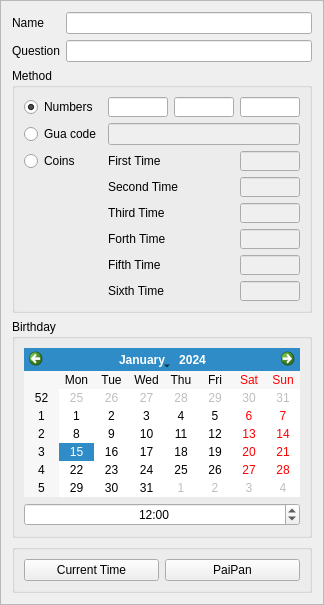
The window that UI/liuyaoppframe.ui (thuleqaid/paipan) describes before a commit, drawn with Qt 5.
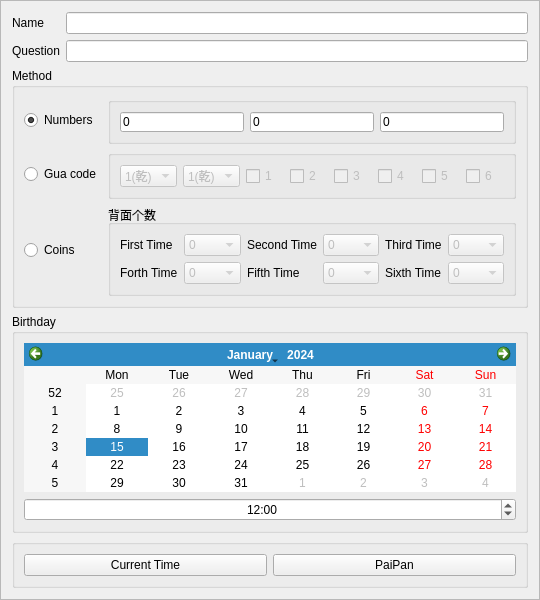
The same window after the commit.

```diff
--- a/UI/liuyaoppframe.ui
+++ b/UI/liuyaoppframe.ui
@@ -6,8 +6,8 @@
    <rect>
     <x>0</x>
     <y>0</y>
-    <width>317</width>
-    <height>580</height>
+    <width>540</width>
+    <height>542</height>
    </rect>
   </property>
   <property name="windowTitle">
@@ -110,34 +110,6 @@
       <string>Method</string>
      </property>
      <layout class="QGridLayout" name="gridLayout">
-      <item row="0" column="2">
-       <widget class="QLineEdit" name="edit_mtd12">
-        <property name="minimumSize">
-         <size>
-          <width>60</width>
-          <height>20</height>
-         </size>
-        </property>
-        <property name="maximumSize">
-         <size>
-          <width>16777215</width>
-          <height>16777215</height>
-         </size>
-        </property>
-        <property name="inputMethodHints">
-         <set>Qt::ImhNone</set>
-        </property>
-        <property name="inputMask">
-         <string>99999; </string>
-        </property>
-        <property name="text">
-         <string/>
-        </property>
-        <property name="maxLength">
-         <number>5</number>
-        </property>
-       </widget>
-      </item>
       <item row="1" column="0">
        <widget class="QRadioButton" name="radio_gua">
         <property name="text">
@@ -145,29 +117,13 @@
         </property>
        </widget>
       </item>
-      <item row="2" column="0">
+      <item row="5" column="0">
        <widget class="QRadioButton" name="radio_coin">
         <property name="text">
          <string>Coins</string>
         </property>
        </widget>
       </item>
-      <item row="1" column="1" colspan="3">
-       <widget class="QLineEdit" name="edit_mtd2">
-        <property name="enabled">
-         <bool>false</bool>
-        </property>
-        <property name="inputMethodHints">
-         <set>Qt::ImhNone</set>
-        </property>
-        <property name="inputMask">
-         <string>99999999; </string>
-        </property>
-        <property name="maxLength">
-         <number>8</number>
-        </property>
-       </widget>
-      </item>
       <item row="0" column="0">
        <widget class="QRadioButton" name="radio_number">
         <property name="text">
@@ -178,32 +134,13 @@
         </property>
        </widget>
       </item>
-      <item row="0" column="3">
-       <widget class="QLineEdit" name="edit_mtd13">
-        <property name="minimumSize">
-         <size>
-          <width>60</width>
-          <height>20</height>
-         </size>
-        </property>
-        <property name="maximumSize">
-         <size>
-          <width>16777215</width>
-          <height>16777215</height>
-         </size>
-        </property>
-        <property name="inputMethodHints">
-         <set>Qt::ImhNone</set>
-        </property>
-        <property name="inputMask">
-         <string>99999; </string>
-        </property>
-        <property name="maxLength">
-         <number>5</number>
-        </property>
-       </widget>
-      </item>
       <item row="0" column="1">
+       <widget class="QGroupBox" name="groupBox_6">
+        <property name="title">
+         <string/>
+        </property>
+        <layout class="QHBoxLayout" name="horizontalLayout_3">
+         <item>
        <widget class="QLineEdit" name="edit_mtd11">
         <property name="minimumSize">
          <size>
@@ -223,19 +160,47 @@
         <property name="inputMask">
          <string>99999; </string>
         </property>
+           <property name="text">
+            <string>0</string>
+           </property>
         <property name="maxLength">
          <number>5</number>
         </property>
        </widget>
       </item>
-      <item row="2" column="3">
-       <widget class="QLineEdit" name="edit_mtd31">
-        <property name="enabled">
-         <bool>false</bool>
-        </property>
+         <item>
+          <widget class="QLineEdit" name="edit_mtd12">
+           <property name="minimumSize">
+            <size>
+             <width>60</width>
+             <height>20</height>
+            </size>
+           </property>
+           <property name="maximumSize">
+            <size>
+             <width>16777215</width>
+             <height>16777215</height>
+            </size>
+           </property>
+           <property name="inputMethodHints">
+            <set>Qt::ImhNone</set>
+           </property>
+           <property name="inputMask">
+            <string>99999; </string>
+           </property>
+           <property name="text">
+            <string>0</string>
+           </property>
+           <property name="maxLength">
+            <number>5</number>
+           </property>
+          </widget>
+         </item>
+         <item>
+          <widget class="QLineEdit" name="edit_mtd13">
         <property name="minimumSize">
          <size>
-          <width>20</width>
+             <width>60</width>
           <height>20</height>
          </size>
         </property>
@@ -249,211 +214,393 @@
          <set>Qt::ImhNone</set>
         </property>
         <property name="inputMask">
-         <string>9; </string>
-        </property>
+            <string>99999; </string>
+           </property>
+           <property name="text">
+            <string>0</string>
+           </property>
         <property name="maxLength">
          <number>1</number>
         </property>
        </widget>
       </item>
-      <item row="2" column="1" colspan="2">
+        </layout>
+       </widget>
+      </item>
+      <item row="1" column="1">
+       <widget class="QGroupBox" name="groupBox_5">
+        <property name="title">
+         <string/>
+        </property>
+        <layout class="QHBoxLayout" name="horizontalLayout">
+         <item>
+          <widget class="QComboBox" name="combo_mtd21">
+           <property name="enabled">
+            <bool>false</bool>
+           </property>
+           <item>
+            <property name="text">
+             <string>1(乾)</string>
+            </property>
+           </item>
+           <item>
+            <property name="text">
+             <string>2(兑)</string>
+            </property>
+           </item>
+           <item>
+            <property name="text">
+             <string>3(离)</string>
+            </property>
+           </item>
+           <item>
+            <property name="text">
+             <string>4(震)</string>
+            </property>
+           </item>
+           <item>
+            <property name="text">
+             <string>5(巽)</string>
+            </property>
+           </item>
+           <item>
+            <property name="text">
+             <string>6(坎)</string>
+            </property>
+           </item>
+           <item>
+            <property name="text">
+             <string>7(艮)</string>
+            </property>
+           </item>
+           <item>
+            <property name="text">
+             <string>8(坤)</string>
+            </property>
+           </item>
+          </widget>
+         </item>
+         <item>
+          <widget class="QComboBox" name="combo_mtd22">
+           <property name="enabled">
+            <bool>false</bool>
+           </property>
+           <item>
+            <property name="text">
+             <string>1(乾)</string>
+            </property>
+           </item>
+           <item>
+            <property name="text">
+             <string>2(兑)</string>
+            </property>
+           </item>
+           <item>
+            <property name="text">
+             <string>3(离)</string>
+            </property>
+           </item>
+           <item>
+            <property name="text">
+             <string>4(震)</string>
+            </property>
+           </item>
+           <item>
+            <property name="text">
+             <string>5(巽)</string>
+            </property>
+           </item>
+           <item>
+            <property name="text">
+             <string>6(坎)</string>
+            </property>
+           </item>
+           <item>
+            <property name="text">
+             <string>7(艮)</string>
+            </property>
+           </item>
+           <item>
+            <property name="text">
+             <string>8(坤)</string>
+            </property>
+           </item>
+          </widget>
+         </item>
+         <item>
+          <widget class="QCheckBox" name="check_mtd21">
+           <property name="enabled">
+            <bool>false</bool>
+           </property>
+           <property name="text">
+            <string>1</string>
+           </property>
+          </widget>
+         </item>
+         <item>
+          <widget class="QCheckBox" name="check_mtd22">
+           <property name="enabled">
+            <bool>false</bool>
+           </property>
+           <property name="text">
+            <string>2</string>
+           </property>
+          </widget>
+         </item>
+         <item>
+          <widget class="QCheckBox" name="check_mtd23">
+           <property name="enabled">
+            <bool>false</bool>
+           </property>
+           <property name="text">
+            <string>3</string>
+           </property>
+          </widget>
+         </item>
+         <item>
+          <widget class="QCheckBox" name="check_mtd24">
+           <property name="enabled">
+            <bool>false</bool>
+           </property>
+           <property name="text">
+            <string>4</string>
+           </property>
+          </widget>
+         </item>
+         <item>
+          <widget class="QCheckBox" name="check_mtd25">
+           <property name="enabled">
+            <bool>false</bool>
+           </property>
+           <property name="text">
+            <string>5</string>
+           </property>
+          </widget>
+         </item>
+         <item>
+          <widget class="QCheckBox" name="check_mtd26">
+           <property name="enabled">
+            <bool>false</bool>
+           </property>
+           <property name="text">
+            <string>6</string>
+           </property>
+          </widget>
+         </item>
+        </layout>
+       </widget>
+      </item>
+      <item row="5" column="1">
+       <widget class="QGroupBox" name="groupBox_4">
+        <property name="title">
+         <string>背面个数</string>
+        </property>
+        <layout class="QGridLayout" name="gridLayout_2">
+         <item row="0" column="0">
        <widget class="QLabel" name="label_3">
         <property name="text">
          <string>First Time</string>
         </property>
-        <property name="buddy">
-         <cstring>edit_mtd31</cstring>
-        </property>
-       </widget>
-      </item>
-      <item row="3" column="1" colspan="2">
+          </widget>
+         </item>
+         <item row="0" column="1">
+          <widget class="QComboBox" name="combo_mtd31">
+           <property name="enabled">
+            <bool>false</bool>
+           </property>
+           <item>
+            <property name="text">
+             <string>0</string>
+            </property>
+           </item>
+           <item>
+            <property name="text">
+             <string>1</string>
+            </property>
+           </item>
+           <item>
+            <property name="text">
+             <string>2</string>
+            </property>
+           </item>
+           <item>
+            <property name="text">
+             <string>3</string>
+            </property>
+           </item>
+          </widget>
+         </item>
+         <item row="0" column="2">
        <widget class="QLabel" name="label_4">
         <property name="text">
          <string>Second Time</string>
         </property>
-        <property name="buddy">
-         <cstring>edit_mtd32</cstring>
-        </property>
-       </widget>
-      </item>
-      <item row="4" column="1" colspan="2">
+          </widget>
+         </item>
+         <item row="0" column="4">
        <widget class="QLabel" name="label_5">
         <property name="text">
          <string>Third Time</string>
         </property>
-        <property name="buddy">
-         <cstring>edit_mtd33</cstring>
-        </property>
-       </widget>
-      </item>
-      <item row="5" column="1" colspan="2">
+          </widget>
+         </item>
+         <item row="0" column="3">
+          <widget class="QComboBox" name="combo_mtd32">
+           <property name="enabled">
+            <bool>false</bool>
+           </property>
+           <item>
+            <property name="text">
+             <string>0</string>
+            </property>
+           </item>
+           <item>
+            <property name="text">
+             <string>1</string>
+            </property>
+           </item>
+           <item>
+            <property name="text">
+             <string>2</string>
+            </property>
+           </item>
+           <item>
+            <property name="text">
+             <string>3</string>
+            </property>
+           </item>
+          </widget>
+         </item>
+         <item row="0" column="5">
+          <widget class="QComboBox" name="combo_mtd33">
+           <property name="enabled">
+            <bool>false</bool>
+           </property>
+           <item>
+            <property name="text">
+             <string>0</string>
+            </property>
+           </item>
+           <item>
+            <property name="text">
+             <string>1</string>
+            </property>
+           </item>
+           <item>
+            <property name="text">
+             <string>2</string>
+            </property>
+           </item>
+           <item>
+            <property name="text">
+             <string>3</string>
+            </property>
+           </item>
+          </widget>
+         </item>
+         <item row="1" column="0">
        <widget class="QLabel" name="label_6">
         <property name="text">
          <string>Forth Time</string>
         </property>
-        <property name="buddy">
-         <cstring>edit_mtd34</cstring>
-        </property>
-       </widget>
-      </item>
-      <item row="6" column="1" colspan="2">
+          </widget>
+         </item>
+         <item row="1" column="1">
+          <widget class="QComboBox" name="combo_mtd34">
+           <property name="enabled">
+            <bool>false</bool>
+           </property>
+           <item>
+            <property name="text">
+             <string>0</string>
+            </property>
+           </item>
+           <item>
+            <property name="text">
+             <string>1</string>
+            </property>
+           </item>
+           <item>
+            <property name="text">
+             <string>2</string>
+            </property>
+           </item>
+           <item>
+            <property name="text">
+             <string>3</string>
+            </property>
+           </item>
+          </widget>
+         </item>
+         <item row="1" column="2">
        <widget class="QLabel" name="label_8">
         <property name="text">
          <string>Fifth Time</string>
         </property>
-        <property name="buddy">
-         <cstring>edit_mtd35</cstring>
-        </property>
-       </widget>
-      </item>
-      <item row="7" column="1" colspan="2">
+          </widget>
+         </item>
+         <item row="1" column="3">
+          <widget class="QComboBox" name="combo_mtd35">
+           <property name="enabled">
+            <bool>false</bool>
+           </property>
+           <item>
+            <property name="text">
+             <string>0</string>
+            </property>
+           </item>
+           <item>
+            <property name="text">
+             <string>1</string>
+            </property>
+           </item>
+           <item>
+            <property name="text">
+             <string>2</string>
+            </property>
+           </item>
+           <item>
+            <property name="text">
+             <string>3</string>
+            </property>
+           </item>
+          </widget>
+         </item>
+         <item row="1" column="4">
        <widget class="QLabel" name="label_7">
         <property name="text">
          <string>Sixth Time</string>
         </property>
-        <property name="buddy">
-         <cstring>edit_mtd36</cstring>
-        </property>
-       </widget>
-      </item>
-      <item row="3" column="3">
-       <widget class="QLineEdit" name="edit_mtd32">
+          </widget>
+         </item>
+         <item row="1" column="5">
+          <widget class="QComboBox" name="combo_mtd36">
         <property name="enabled">
          <bool>false</bool>
         </property>
-        <property name="minimumSize">
-         <size>
-          <width>20</width>
-          <height>20</height>
-         </size>
-        </property>
-        <property name="maximumSize">
-         <size>
-          <width>16777215</width>
-          <height>16777215</height>
-         </size>
-        </property>
-        <property name="inputMethodHints">
-         <set>Qt::ImhNone</set>
-        </property>
-        <property name="inputMask">
-         <string>9; </string>
-        </property>
-        <property name="maxLength">
-         <number>1</number>
-        </property>
-       </widget>
-      </item>
-      <item row="4" column="3">
-       <widget class="QLineEdit" name="edit_mtd33">
-        <property name="enabled">
-         <bool>false</bool>
-        </property>
-        <property name="minimumSize">
-         <size>
-          <width>20</width>
-          <height>20</height>
-         </size>
-        </property>
-        <property name="maximumSize">
-         <size>
-          <width>16777215</width>
-          <height>16777215</height>
-         </size>
-        </property>
-        <property name="inputMethodHints">
-         <set>Qt::ImhNone</set>
-        </property>
-        <property name="inputMask">
-         <string>9; </string>
-        </property>
-        <property name="maxLength">
-         <number>1</number>
-        </property>
-       </widget>
-      </item>
-      <item row="5" column="3">
-       <widget class="QLineEdit" name="edit_mtd34">
-        <property name="enabled">
-         <bool>false</bool>
-        </property>
-        <property name="minimumSize">
-         <size>
-          <width>20</width>
-          <height>20</height>
-         </size>
-        </property>
-        <property name="maximumSize">
-         <size>
-          <width>16777215</width>
-          <height>16777215</height>
-         </size>
-        </property>
-        <property name="inputMethodHints">
-         <set>Qt::ImhNone</set>
-        </property>
-        <property name="inputMask">
-         <string>9; </string>
-        </property>
-        <property name="maxLength">
-         <number>1</number>
-        </property>
-       </widget>
-      </item>
-      <item row="6" column="3">
-       <widget class="QLineEdit" name="edit_mtd35">
-        <property name="enabled">
-         <bool>false</bool>
-        </property>
-        <property name="minimumSize">
-         <size>
-          <width>20</width>
-          <height>20</height>
-         </size>
-        </property>
-        <property name="maximumSize">
-         <size>
-          <width>16777215</width>
-          <height>16777215</height>
-         </size>
-        </property>
-        <property name="inputMethodHints">
-         <set>Qt::ImhNone</set>
-        </property>
-        <property name="inputMask">
-         <string>9; </string>
-        </property>
-        <property name="maxLength">
-         <number>1</number>
-        </property>
-       </widget>
-      </item>
-      <item row="7" column="3">
-       <widget class="QLineEdit" name="edit_mtd36">
-        <property name="enabled">
-         <bool>false</bool>
-        </property>
-        <property name="minimumSize">
-         <size>
-          <width>20</width>
-          <height>20</height>
-         </size>
-        </property>
-        <property name="maximumSize">
-         <size>
-          <width>16777215</width>
-          <height>16777215</height>
-         </size>
-        </property>
-        <property name="inputMethodHints">
-         <set>Qt::ImhNone</set>
-        </property>
-        <property name="inputMask">
-         <string>9; </string>
-        </property>
-        <property name="maxLength">
-         <number>1</number>
-        </property>
+           <item>
+            <property name="text">
+             <string>0</string>
+            </property>
+           </item>
+           <item>
+            <property name="text">
+             <string>1</string>
+            </property>
+           </item>
+           <item>
+            <property name="text">
+             <string>2</string>
+            </property>
+           </item>
+           <item>
+            <property name="text">
+             <string>3</string>
+            </property>
+           </item>
+          </widget>
+         </item>
+        </layout>
        </widget>
       </item>
      </layout>
```
Left out of the diff: 12 changed lines with no effect on the pictures. Lines whose indentation alone changed are shown as unchanged.
